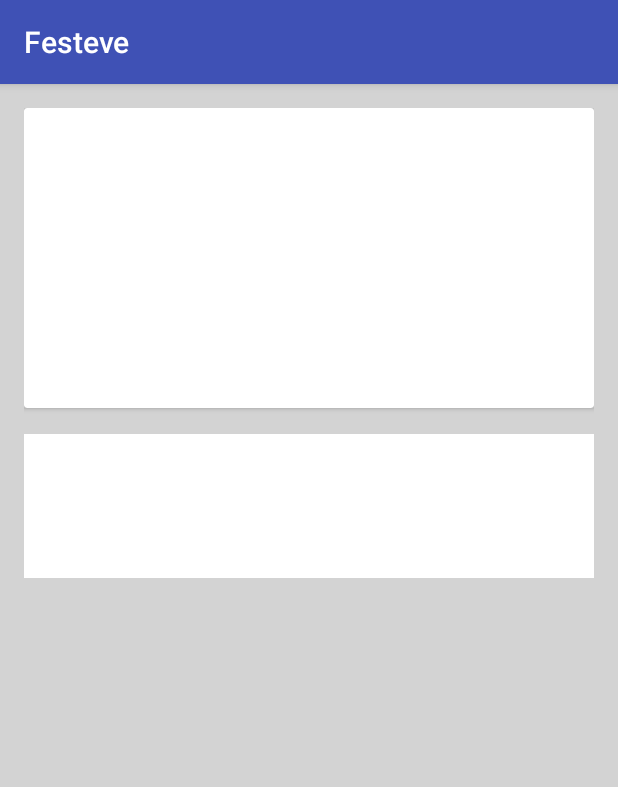
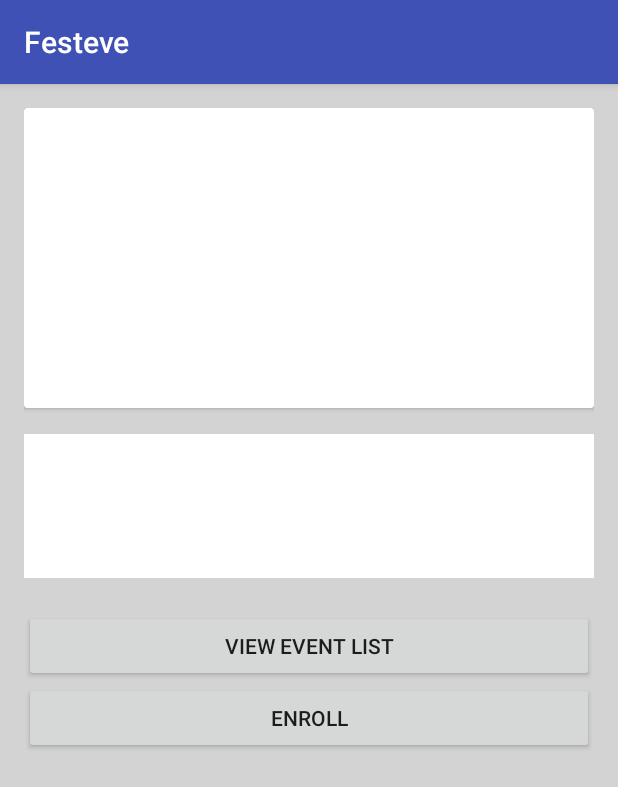
Before and after one commit to shnnxn/Festeve2, an Android app: the fest_on_open screen opened directly, with no data from a screen before it, on a phone screen of 412 x 824 dp. Shown: the top 787 px of the screen. Run offline under Robolectric (Android 15) with nearby library versions, the phone set to English and light mode, and no system bars.

Commit message:
fork it . starting ui

```diff
--- a/app/src/main/res/layout/activity_fest_on_open.xml
+++ b/app/src/main/res/layout/activity_fest_on_open.xml
@@ -55,5 +55,24 @@
         android:layout_alignParentRight="true"
         android:layout_alignParentEnd="true" />
 
+    <Button
+        android:text="View Event List"
+        android:layout_width="match_parent"
+        android:layout_height="wrap_content"
+        android:id="@+id/button3"
+        android:layout_below="@+id/textView5"
+        android:layout_alignParentLeft="true"
+        android:layout_alignParentStart="true"
+        android:layout_marginTop="21dp" />
+
+    <Button
+        android:text="Enroll"
+        android:layout_width="match_parent"
+        android:layout_height="wrap_content"
+        android:id="@+id/button2"
+        android:layout_below="@+id/button3"
+        android:layout_alignParentLeft="true"
+        android:layout_alignParentStart="true" />
+
 
 </RelativeLayout>
```
Also changed, not shown: app/src/main/AndroidManifest.xml (+5 -2 lines), app/src/main/java/com/example/android/festeve/Event_lists.java (added, +13 -0 lines), app/src/main/java/com/example/android/festeve/enrollment.java (added, +13 -0 lines), app/src/main/res/layout/activity_enrollment.xml (added, +82 -0 lines), app/src/main/res/layout/activity_event_lists.xml (added, +25 -0 lines).
